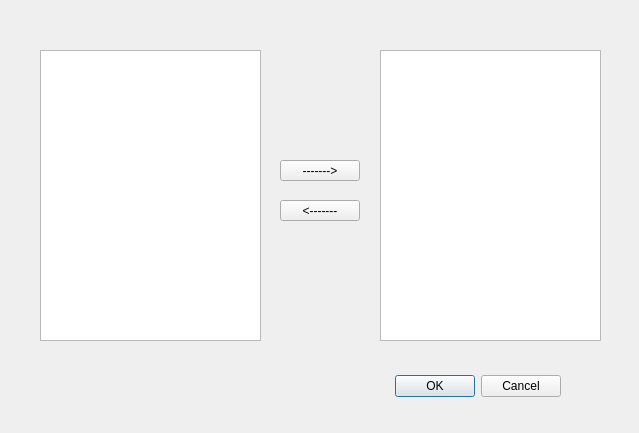
Old version of the form relationwindow.ui in the repository hrafnkelli14/Verklegt-verkefni-3.
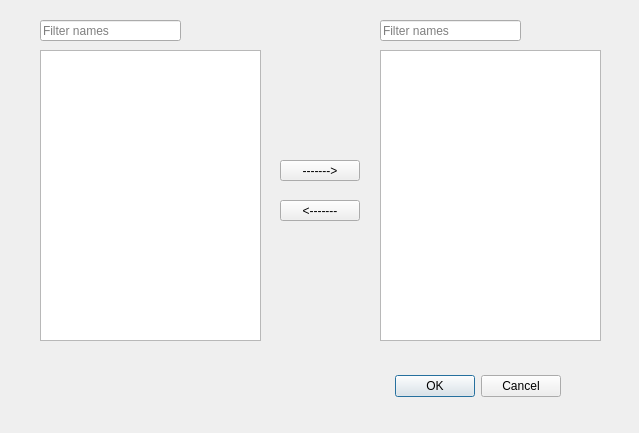
New version of the form.

Commit message: added filter windows to relation window. Thay still hvae to be implemented

Patch:
```diff
--- a/relationwindow.ui
+++ b/relationwindow.ui
@@ -75,6 +75,32 @@
     <string>&lt;-------</string>
    </property>
   </widget>
+  <widget class="QLineEdit" name="filterNames">
+   <property name="geometry">
+    <rect>
+     <x>40</x>
+     <y>20</y>
+     <width>141</width>
+     <height>21</height>
+    </rect>
+   </property>
+   <property name="placeholderText">
+    <string>Filter names</string>
+   </property>
+  </widget>
+  <widget class="QLineEdit" name="filterNames_2">
+   <property name="geometry">
+    <rect>
+     <x>380</x>
+     <y>20</y>
+     <width>141</width>
+     <height>21</height>
+    </rect>
+   </property>
+   <property name="placeholderText">
+    <string>Filter names</string>
+   </property>
+  </widget>
  </widget>
  <resources/>
  <connections>
```
